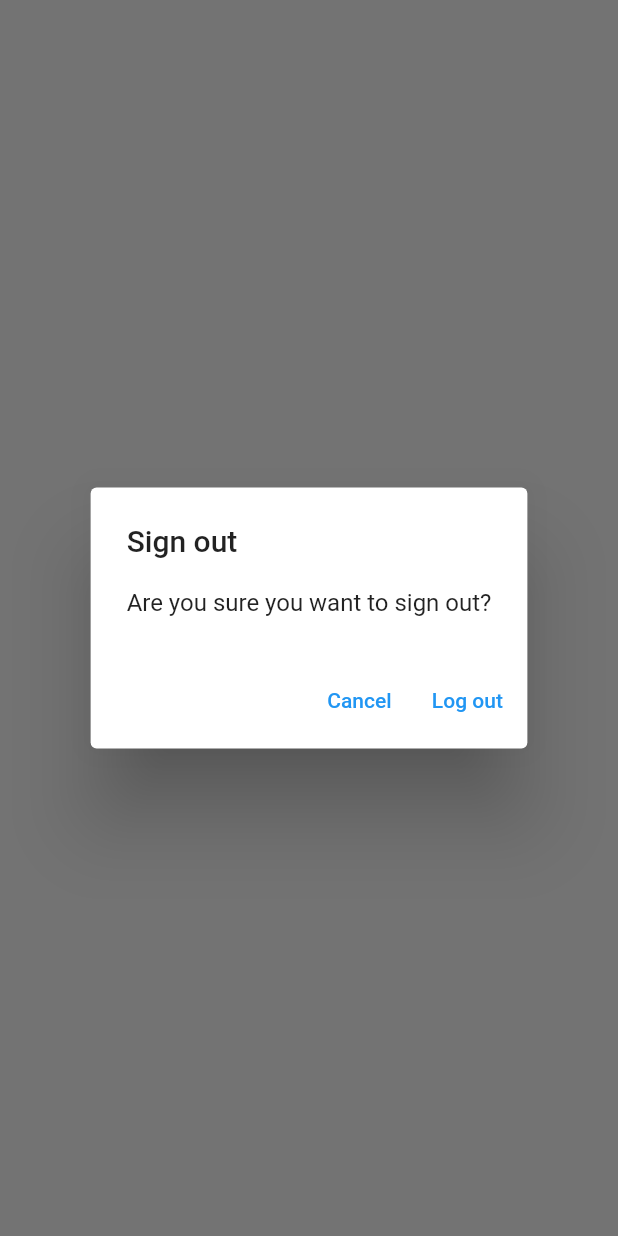
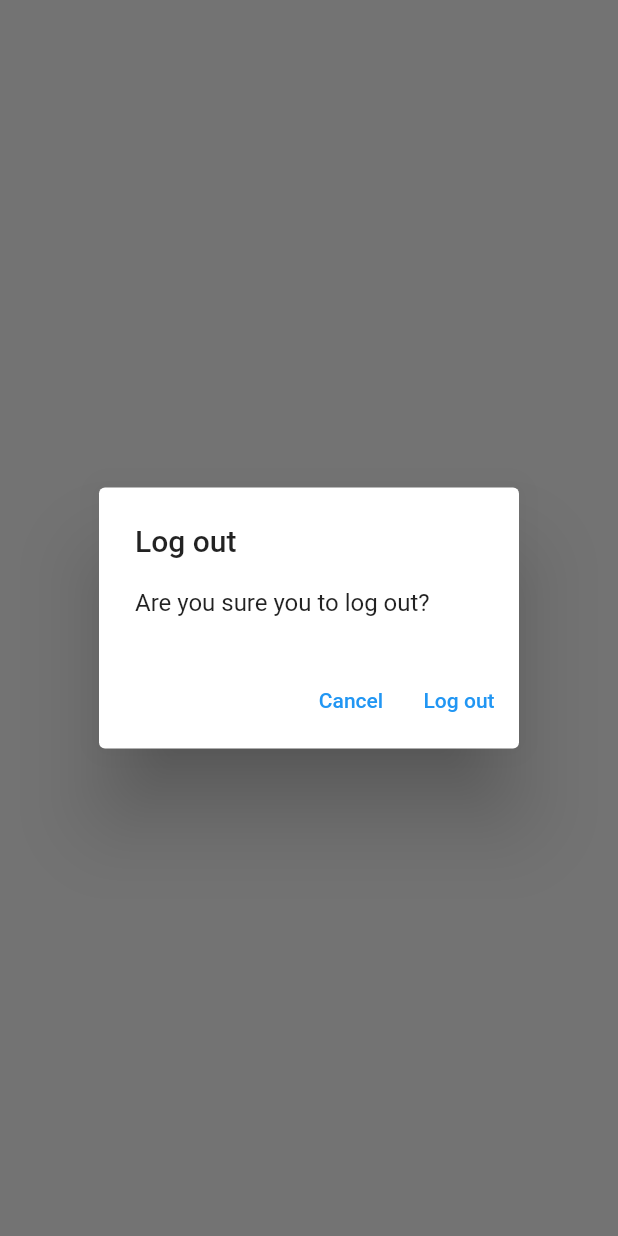
Before and after one commit to ibrahimForIT/Backend_Operations_Flutter, a Flutter app: what showLogOutDialog() shows on an empty page, opened directly, on a phone screen of 412 x 824 dp. Run offline on Flutter 3.47's test engine with Material 2 defaults, Android fonts, the phone set to English and light mode, and no system bars; our stand-ins replace firebase_auth, firebase_core, sqflite; accounts and stored records are empty; network calls fail.

Commit message:
step 1-16

```diff
--- /dev/null
+++ b/lib/utilities/dialoge/generic_dialog.dart
@@ -0,0 +1,33 @@
+import 'package:flutter/material.dart';
+
+typedef DialogOptionBuilder<T> = Map<String, T?> Function();
+Future<T?> showGenericDialog<T>({
+  required BuildContext context,
+  required String title,
+  required String content,
+  required DialogOptionBuilder optionBuilder,
+}) {
+  final options = optionBuilder();
+  return showDialog<T>(
+    context: context,
+    builder: (context) {
+      return AlertDialog(
+        title: Text(title),
+        content: Text(content),
+        actions: options.keys.map((optionTitle) {
+          final value = options[optionTitle];
+          return TextButton(
+            child: Text(optionTitle),
+            onPressed: () {
+              if (value != null) {
+                Navigator.of(context).pop(value);
+              } else {
+                Navigator.of(context).pop();
+              }
+            },
+          );
+        }).toList(),
+      );
+    },
+  );
+}
--- /dev/null
+++ b/lib/utilities/dialoge/logout_dialog.dart
@@ -0,0 +1,16 @@
+import 'package:flutter/material.dart';
+import 'package:notes_app/utilities/dialoge/generic_dialog.dart';
+
+Future<bool> showLogOutDialog(BuildContext context) {
+  return showGenericDialog(
+    context: context,
+    title: 'Log out',
+    content: 'Are you sure you to log out?',
+    optionBuilder: () => {
+      'Cancel': false,
+      'Log out': true,
+    },
+  ).then(
+    (value) => value ?? false,
+  );
+}
--- a/lib/views/login_view.dart
+++ b/lib/views/login_view.dart
@@ -2,7 +2,7 @@ import 'package:flutter/material.dart';
 import '../constants/routes.dart';
 import '../services/auth/auth_exceptions.dart';
 import '../services/auth/auth_service.dart';
-import '../utilities/show_error_dialog.dart';
+import '../utilities/dialoge/error_dialog.dart';
 
 class LoginView extends StatefulWidget {
   const LoginView({Key? key}) : super(key: key);
--- a/lib/views/notes/notes_view.dart
+++ b/lib/views/notes/notes_view.dart
@@ -3,6 +3,8 @@ import '../../enums/menu_action.dart';
 import '../../services/auth/auth_service.dart';
 import '../../services/crud/notes_services.dart';
 import '../../constants/routes.dart';
+import '../../utilities/dialoge/logout_dialog.dart';
+import 'notes_list_view.dart';
 
 class NotesView extends StatefulWidget {
   const NotesView({Key? key}) : super(key: key);
@@ -71,18 +73,10 @@ class _NotesViewState extends State<NotesView> {
                     case ConnectionState.active:
                       if (snapshot.hasData) {
                         final allNotes = snapshot.data as List<DatabaseNote>;
-                        return ListView.builder(
-                          itemCount: allNotes.length,
-                          itemBuilder: (context, index) {
-                            final note = allNotes[index];
-                            return ListTile(
-                              title: Text(
-                                note.text,
-                                maxLines: 1,
-                                softWrap: true,
-                                overflow: TextOverflow.ellipsis,
-                              ),
-                            );
+                        return NotesListView(
+                          notes: allNotes,
+                          onDeleteNote: (note) async {
+                            await _notesService.deleteNote(id: note.id);
                           },
                         );
                       } else {
@@ -102,29 +96,3 @@ class _NotesViewState extends State<NotesView> {
     );
   }
 }
-
-Future<bool> showLogOutDialog(BuildContext context) {
-  return showDialog<bool>(
-    context: context,
-    builder: (context) {
-      return AlertDialog(
-        title: const Text('Sign out'),
-        content: const Text('Are you sure you want to sign out?'),
-        actions: [
-          TextButton(
-            onPressed: () {
-              Navigator.of(context).pop(false);
-            },
-            child: const Text('Cancel'),
-          ),
-          TextButton(
-            onPressed: () {
-              Navigator.of(context).pop(true);
-            },
-            child: const Text('Log out'),
-          ),
-        ],
-      );
-    },
-  ).then((value) => value ?? false);
-}
--- a/lib/views/register_view.dart
+++ b/lib/views/register_view.dart
@@ -2,7 +2,7 @@ import 'package:flutter/material.dart';
 import '../constants/routes.dart';
 import '../services/auth/auth_exceptions.dart';
 import '../services/auth/auth_service.dart';
-import '../utilities/show_error_dialog.dart';
+import '../utilities/dialoge/error_dialog.dart';
 
 class RegisterView extends StatefulWidget {
   const RegisterView({Key? key}) : super(key: key);
```
Also changed, not shown: lib/utilities/dialoge/delete_dialog.dart (added, +16 -0 lines), lib/utilities/dialoge/error_dialog.dart (added, +13 -0 lines), lib/utilities/show_error_dialog.dart (deleted, +0 -24 lines), lib/views/notes/notes_list_view.dart (added, +40 -0 lines).
